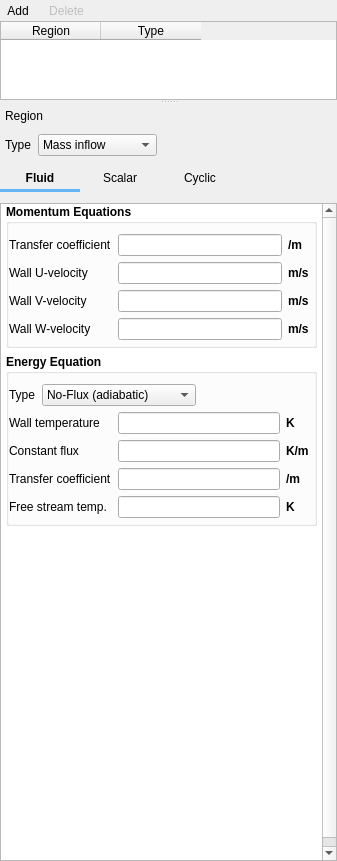
This is mfixgui/uifiles/boundary_conditions.ui in truongd8593/mfix as Qt 5 draws it before an edit. The edited form follows.
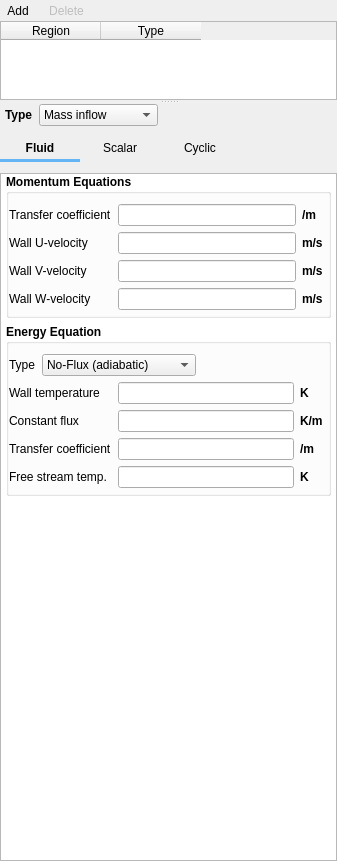
This is the edited form. Custom widgets are drawn as their Qt base class.

Commit message: widget naming & layout

Diff of the .ui file:
```diff
--- a/mfixgui/uifiles/boundary_conditions.ui
+++ b/mfixgui/uifiles/boundary_conditions.ui
@@ -216,41 +216,14 @@
          <property name="leftMargin">
           <number>5</number>
          </property>
-         <property name="topMargin">
-          <number>5</number>
-         </property>
-         <property name="rightMargin">
-          <number>5</number>
-         </property>
-         <property name="bottomMargin">
-          <number>5</number>
-         </property>
          <item>
-          <widget class="QLabel" name="label_3">
-           <property name="text">
-            <string>Region</string>
+          <widget class="QLabel" name="label_bc_type">
+           <property name="font">
+            <font>
+             <weight>75</weight>
+             <bold>true</bold>
+            </font>
            </property>
-           <property name="margin">
-            <number>0</number>
-           </property>
-          </widget>
-         </item>
-         <item>
-          <widget class="QLabel" name="label_2">
-           <property name="text">
-            <string/>
-           </property>
-          </widget>
-         </item>
-        </layout>
-       </item>
-       <item row="1" column="0">
-        <layout class="QHBoxLayout" name="horizontalLayout_4">
-         <property name="leftMargin">
-          <number>5</number>
-         </property>
-         <item>
-          <widget class="QLabel" name="label">
            <property name="text">
             <string>Type</string>
            </property>
@@ -260,7 +233,7 @@
           </widget>
          </item>
          <item>
-          <widget class="QComboBox" name="comboBox">
+          <widget class="ComboBox" name="combobox_bc_type">
            <item>
             <property name="text">
              <string>Mass inflow</string>
@@ -318,7 +291,7 @@
          </item>
         </layout>
        </item>
-       <item row="2" column="0">
+       <item row="1" column="0">
         <layout class="QHBoxLayout" name="horizontalLayout_2">
          <item>
           <widget class="QFrame" name="tab_frame">
@@ -437,7 +410,7 @@
          </item>
         </layout>
        </item>
-       <item row="3" column="0">
+       <item row="2" column="0">
         <widget class="QScrollArea" name="scrollarea_detail">
          <property name="sizePolicy">
           <sizepolicy hsizetype="Expanding" vsizetype="MinimumExpanding">
@@ -462,8 +435,8 @@
            <rect>
             <x>0</x>
             <y>0</y>
-            <width>321</width>
-            <height>671</height>
+            <width>335</width>
+            <height>682</height>
            </rect>
           </property>
           <layout class="QGridLayout" name="gridLayout_3">
```
Left out of the diff: 2 changed lines with no effect on the pictures.
